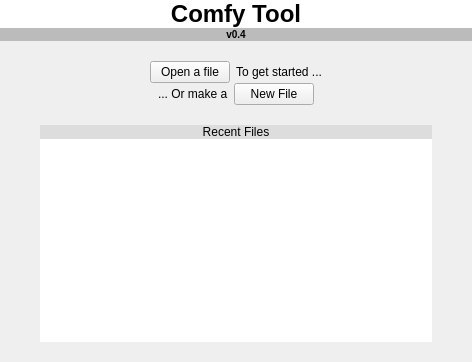
The window that tab_home.ui (ComfyKernel/comfytool) describes before a commit, drawn with Qt 5.
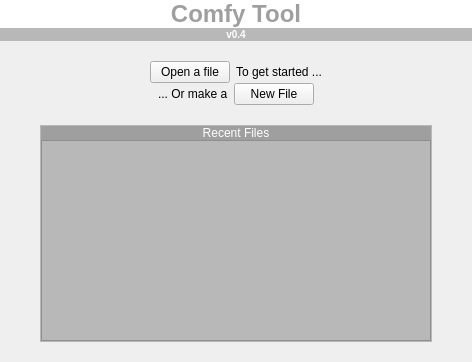
The same window after the commit.

What changed in the file:
```diff
--- a/tab_home.ui
+++ b/tab_home.ui
@@ -38,7 +38,7 @@
       </sizepolicy>
      </property>
      <property name="styleSheet">
-      <string notr="true">background-color: #FFFFFF;</string>
+      <string notr="true">background-color: palette(light); color: palette(dark)</string>
      </property>
      <property name="text">
       <string>&lt;h1&gt;Comfy Tool&lt;/h5&gt;</string>
@@ -60,7 +60,7 @@
       </sizepolicy>
      </property>
      <property name="styleSheet">
-      <string notr="true">background-color: #BBBBBB</string>
+      <string notr="true">background-color : palette(mid); color : palette(light)</string>
      </property>
      <property name="text">
       <string>&lt;h5&gt;v0.4&lt;/h5&gt;</string>
@@ -224,9 +224,42 @@
        <number>20</number>
       </property>
       <item>
-       <widget class="QLabel" name="label_5">
+       <widget class="QFrame" name="frame">
+        <property name="frameShape">
+         <enum>QFrame::StyledPanel</enum>
+        </property>
+        <property name="frameShadow">
+         <enum>QFrame::Raised</enum>
+        </property>
+        <layout class="QVBoxLayout" name="verticalLayout_3">
+         <property name="spacing">
+          <number>0</number>
+         </property>
+         <property name="leftMargin">
+          <number>0</number>
+         </property>
+         <property name="topMargin">
+          <number>0</number>
+         </property>
+         <property name="rightMargin">
+          <number>0</number>
+         </property>
+         <property name="bottomMargin">
+          <number>0</number>
+         </property>
+         <item>
+          <widget class="QLabel" name="label_6">
+           <property name="sizePolicy">
+            <sizepolicy hsizetype="Preferred" vsizetype="Fixed">
+             <horstretch>0</horstretch>
+             <verstretch>0</verstretch>
+            </sizepolicy>
+           </property>
+           <property name="autoFillBackground">
+            <bool>false</bool>
+           </property>
         <property name="styleSheet">
-         <string notr="true">background-color : #DDDDDD;</string>
+            <string notr="true">background-color : palette(dark); color : palette(light)</string>
         </property>
         <property name="text">
          <string>Recent Files</string>
@@ -238,12 +271,15 @@
       </item>
       <item>
        <widget class="QListWidget" name="lw_recent">
+           <property name="autoFillBackground">
+            <bool>false</bool>
+           </property>
         <property name="styleSheet">
-         <string notr="true">background-color: #FFFFFF</string>
-        </property>
-        <property name="frameShape">
-         <enum>QFrame::NoFrame</enum>
-        </property>
+            <string notr="true">background-color : palette(mid)</string>
+           </property>
+          </widget>
+         </item>
+        </layout>
        </widget>
       </item>
      </layout>
```
Lines whose indentation alone changed are shown as unchanged.
